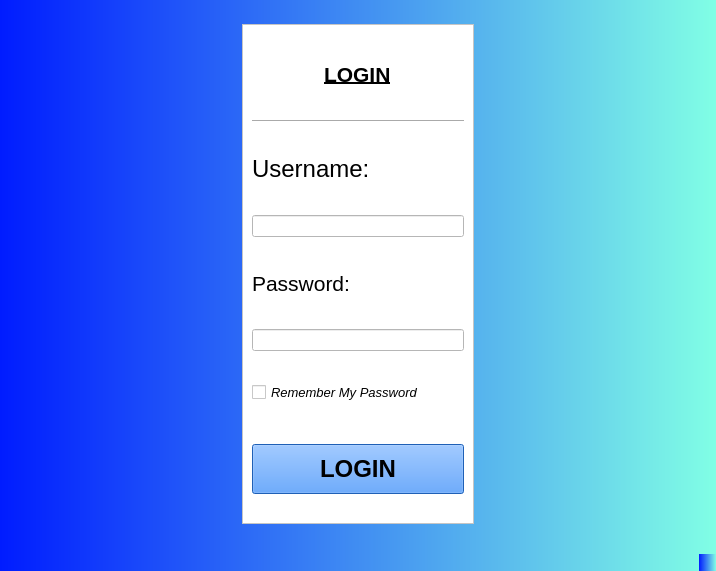
mj2266/inventory_app, file login.ui: the form before one commit.
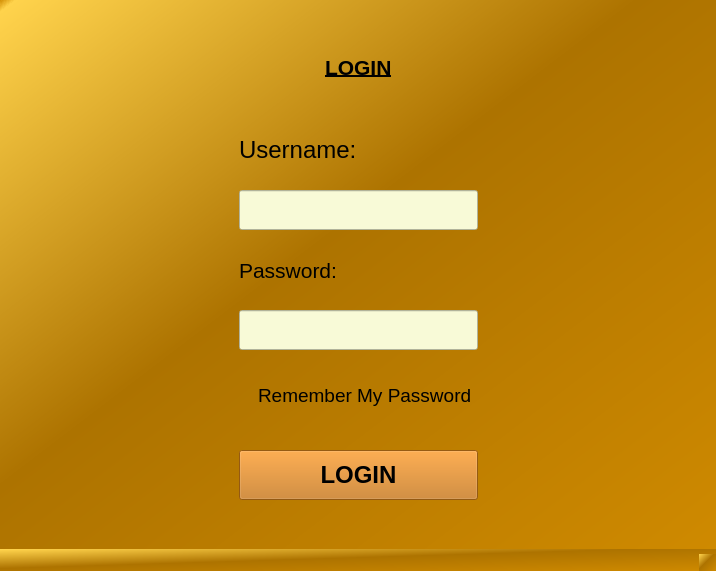
The form after the commit.

The edit to the form file:
```diff
--- a/login.ui
+++ b/login.ui
@@ -14,7 +14,7 @@
    <string>MainWindow</string>
   </property>
   <property name="styleSheet">
-   <string notr="true">background-color: qlineargradient(spread:pad, x1:0, y1:0, x2:1, y2:0, stop:0 rgba(0, 28, 255, 255), stop:1 rgba(129, 255, 229, 255));</string>
+   <string notr="true">background-color: qlineargradient(spread:pad, x1:0, y1:0, x2:1, y2:1, stop:0 rgba(207, 138, 0, 255), stop:0.0113636 rgba(255, 211, 76, 255), stop:0.443182 rgba(173, 115, 0, 255), stop:1 rgba(207, 138, 0, 255));</string>
   </property>
   <widget class="QWidget" name="centralwidget">
    <layout class="QGridLayout" name="gridLayout_2">
@@ -85,10 +85,10 @@
        </size>
       </property>
       <property name="styleSheet">
-       <string notr="true">background-color: rgb(255, 255, 255);</string>
+       <string notr="true">background-color: rgba(152, 171, 255, 0);</string>
       </property>
       <property name="frameShape">
-       <enum>QFrame::StyledPanel</enum>
+       <enum>QFrame::NoFrame</enum>
       </property>
       <property name="frameShadow">
        <enum>QFrame::Plain</enum>
@@ -96,12 +96,21 @@
       <layout class="QGridLayout" name="gridLayout">
        <item row="8" column="0">
         <widget class="QCheckBox" name="rememberPasswordCheckBox">
+         <property name="minimumSize">
+          <size>
+           <width>0</width>
+           <height>40</height>
+          </size>
+         </property>
          <property name="font">
           <font>
-           <pointsize>10</pointsize>
-           <italic>true</italic>
+           <pointsize>14</pointsize>
+           <italic>false</italic>
           </font>
          </property>
+         <property name="styleSheet">
+          <string notr="true">selection-background-color: rgb(248, 250, 215);</string>
+         </property>
          <property name="text">
           <string>Remember My Password</string>
          </property>
@@ -213,7 +222,8 @@
           </font>
          </property>
          <property name="styleSheet">
-          <string notr="true">background-color: rgb(44, 135, 255);</string>
+          <string notr="true">background-color: rgba(90, 228, 255, 0);
+background-color: rgba(197, 115, 21, 220);</string>
          </property>
          <property name="text">
           <string>LOGIN</string>
@@ -221,10 +231,31 @@
         </widget>
        </item>
        <item row="4" column="0">
-        <widget class="QLineEdit" name="usernameInput"/>
+        <widget class="QLineEdit" name="usernameInput">
+         <property name="minimumSize">
+          <size>
+           <width>0</width>
+           <height>40</height>
+          </size>
+         </property>
+         <property name="styleSheet">
+          <string notr="true">background-color: rgb(248, 250, 215);</string>
+         </property>
+        </widget>
        </item>
        <item row="7" column="0">
-        <widget class="QLineEdit" name="passwordInput"/>
+        <widget class="QLineEdit" name="passwordInput">
+         <property name="minimumSize">
+          <size>
+           <width>0</width>
+           <height>40</height>
+          </size>
+         </property>
+         <property name="styleSheet">
+          <string notr="true">background-color: rgb(248, 250, 215);
+background-color: rgb(248, 250, 215);</string>
+         </property>
+        </widget>
        </item>
       </layout>
      </widget>
```
